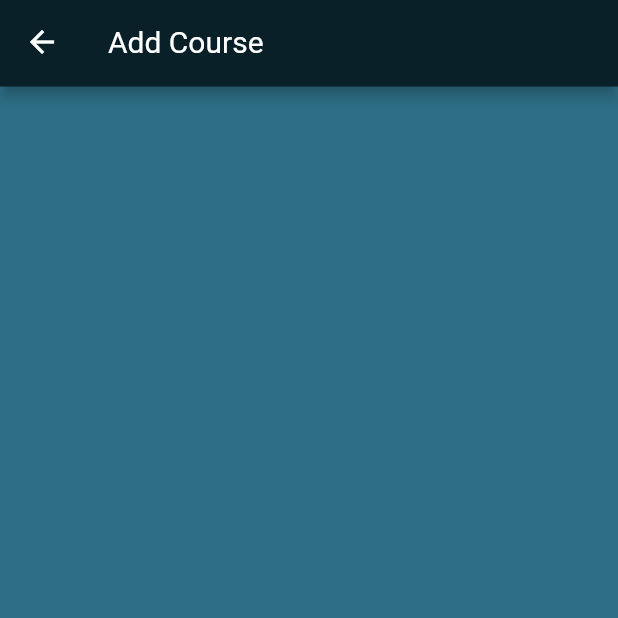
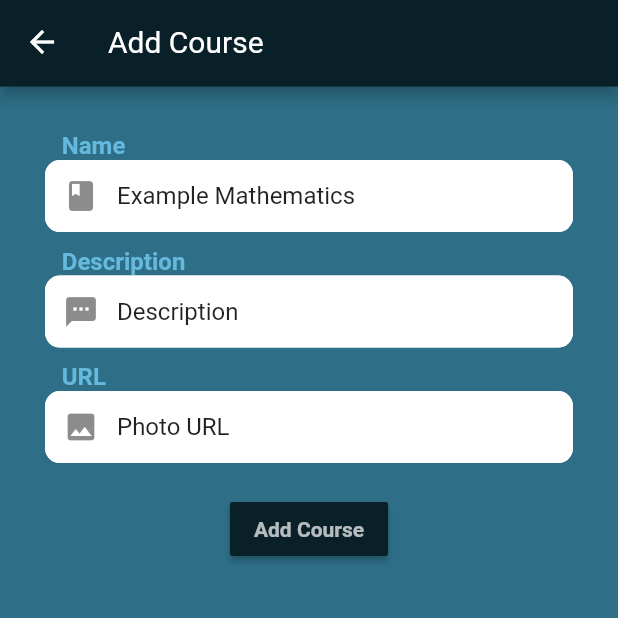
Before and after one commit to oscarnar/LoginApp, a Flutter app: the AddCourseScreen screen opened by its route, on a phone screen of 412 x 824 dp, the top half of it. Run offline on Flutter 3.47's test engine with Material 2 defaults, Android fonts, the phone set to English and light mode, and no system bars; our stand-ins replace getflutter.

Commit message:
Agregue formulario para nuevo curso

```diff
--- a/lib/screens/addCourse_screen.dart
+++ b/lib/screens/addCourse_screen.dart
@@ -8,6 +8,130 @@ class AddCourseScreen extends StatelessWidget {
     final hScreen = MediaQuery.of(context).size.height;
     return Scaffold(
       appBar: MyAppBar('Add Course').build(context),
+      body: Container(
+        padding: EdgeInsets.symmetric(vertical: 20, horizontal: 30),
+        child: AddCourseForm(),
+      ),
     );
   }
 }
+
+class AddCourseForm extends StatefulWidget {
+  @override
+  _AddCourseFormState createState() => _AddCourseFormState();
+}
+
+class _AddCourseFormState extends State<AddCourseForm> {
+  final _formKey = GlobalKey<FormState>();
+
+  String _courseName;
+  String _courseDescription;
+
+  @override
+  Widget build(BuildContext context) {
+    final wScreen = MediaQuery.of(context).size.width;
+    final hScreen = MediaQuery.of(context).size.height;
+    return Form(
+      key: _formKey,
+      child: SingleChildScrollView(
+        child: Column(
+          crossAxisAlignment: CrossAxisAlignment.center,
+          children: <Widget>[
+            SizedBox(height: 10),
+            nameFormField("Name", wScreen, context),
+            TextFormField(
+              validator: (value) {
+                if (value.isEmpty) {
+                  return "Ingrese un nombre";
+                }
+              },
+              keyboardType: TextInputType.emailAddress,
+              decoration: InputDecoration(
+                hintText: 'Example Mathematics',
+                enabledBorder: OutlineInputBorder(
+                    borderSide: BorderSide(color: Colors.white),
+                    borderRadius: BorderRadius.circular(10)),
+                focusedBorder: OutlineInputBorder(
+                    borderSide: BorderSide(color: Colors.blue[400], width: 2.5),
+                    borderRadius: BorderRadius.circular(10)),
+                prefixIcon: Icon(Icons.book),
+                fillColor: Colors.white,
+                filled: true,
+              ),
+            ),
+            SizedBox(height: 10),
+            nameFormField("Description", wScreen, context),
+            MyTextFormFiel("Description", Icons.textsms),
+            SizedBox(height: 10),
+            nameFormField("URL", wScreen, context),
+            MyTextFormFiel("Photo URL", Icons.photo),
+            SizedBox(height: 20),
+            RaisedButton(
+              onPressed: () {
+                if (_formKey.currentState.validate()) {
+                  Scaffold.of(context).showSnackBar(
+                    SnackBar(
+                      content: Text('Procesando...'),
+                    ),
+                  );
+                  Navigator.pop(context);
+                }
+              },
+              color: Theme.of(context).appBarTheme.color,
+              child: Text(
+                "Add Course",
+                style: TextStyle(
+                  fontWeight: FontWeight.bold,
+                  color: Colors.white70,
+                ),
+              ),
+            ),
+          ],
+        ),
+      ),
+    );
+  }
+
+  Container nameFormField(String name, double wScreen, BuildContext context) {
+    return Container(
+      width: wScreen * 0.8,
+      child: Text(
+        name,
+        style: TextStyle(
+          color: Theme.of(context).accentColor,
+          fontWeight: FontWeight.bold,
+        ),
+        textAlign: TextAlign.start,
+      ),
+    );
+  }
+}
+
+class MyTextFormFiel extends StatelessWidget {
+  String hint;
+  IconData icon;
+  MyTextFormFiel(
+    this.hint,
+    this.icon, {
+    Key key,
+  }) : super(key: key);
+
+  @override
+  Widget build(BuildContext context) {
+    return TextFormField(
+      obscureText: true,
+      decoration: InputDecoration(
+        hintText: hint,
+        enabledBorder: OutlineInputBorder(
+            borderSide: BorderSide(color: Colors.white),
+            borderRadius: BorderRadius.circular(10)),
+        focusedBorder: OutlineInputBorder(
+            borderSide: BorderSide(color: Colors.blue[400], width: 2.5),
+            borderRadius: BorderRadius.circular(10)),
+        fillColor: Colors.white,
+        filled: true,
+        prefixIcon: Icon(icon),
+      ),
+    );
+  }
+}
```
